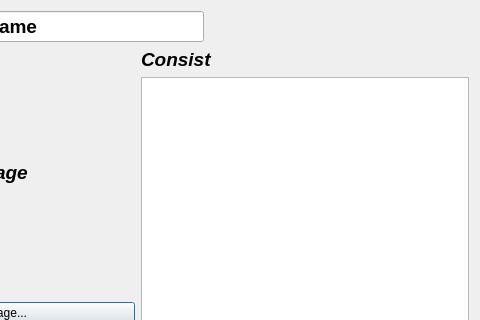
The window that detaileddialog.ui (Dr-Neiron/QtCookBook) describes before a commit, drawn with Qt 5; both pictures show x 176 to 656 and y 0 to 320 of the 656 by 588 pixel window.
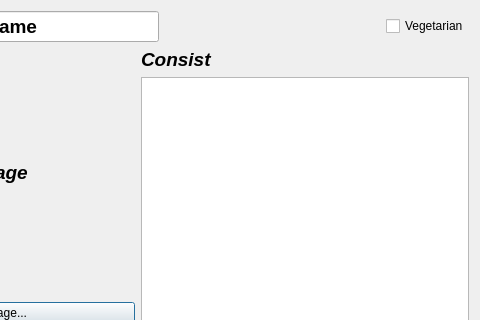
The same window after the commit.

Commit message: fixed #9 - added vegetarian checkbox fixed #15 - created enum for colomns name

Diff of the .ui file:
```diff
--- a/detaileddialog.ui
+++ b/detaileddialog.ui
@@ -67,6 +67,13 @@
        </property>
       </spacer>
      </item>
+     <item>
+      <widget class="QCheckBox" name="vegetarian_checkBox">
+       <property name="text">
+        <string>Vegetarian</string>
+       </property>
+      </widget>
+     </item>
     </layout>
    </item>
    <item>
```
The commit also changes 5 other files.
